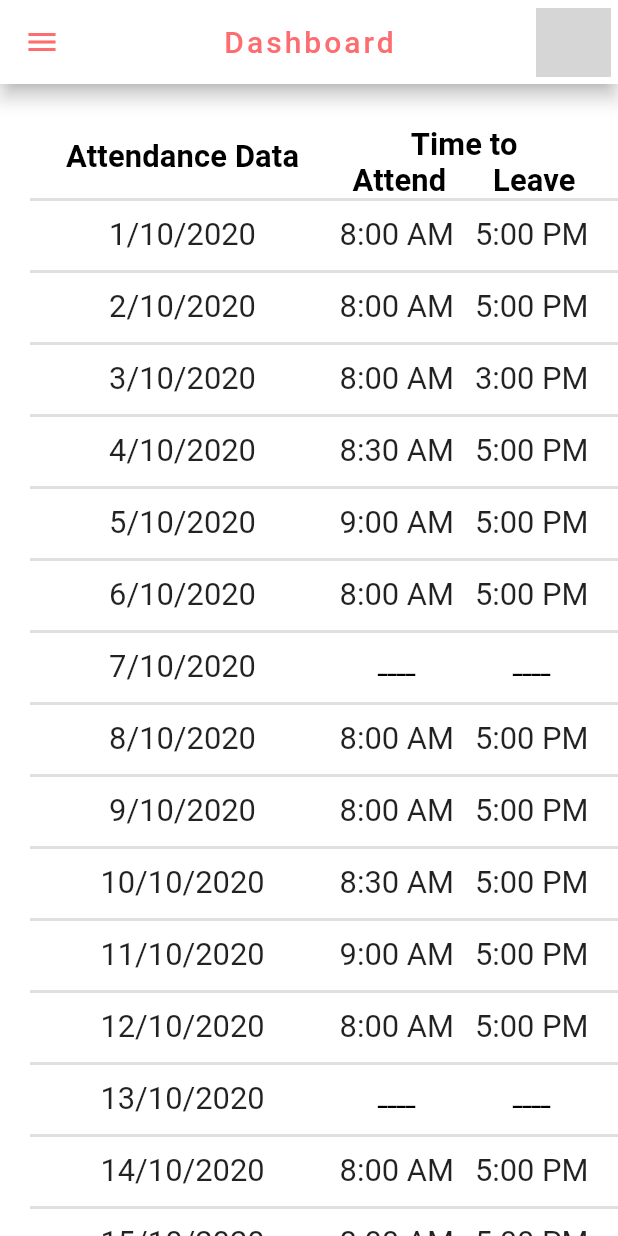
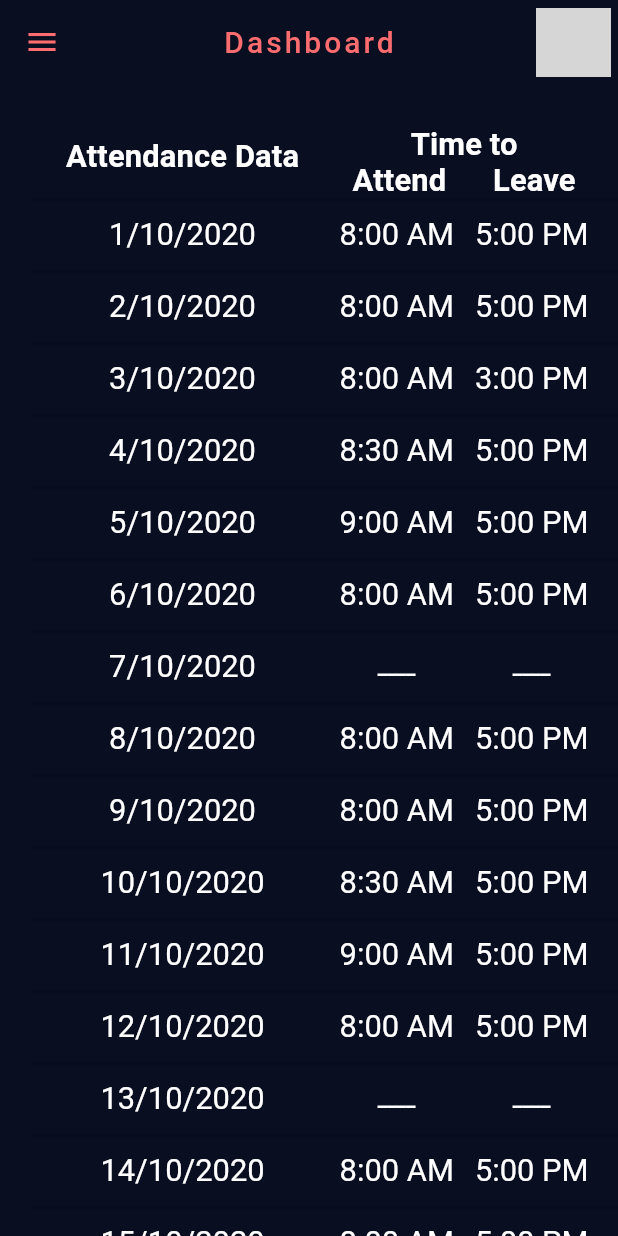
Before and after one commit to 14mohamedahmed/attendance_app, a Flutter app: the DashboardScreen screen opened by its route, on a phone screen of 412 x 824 dp. Run offline on Flutter 3.47's test engine with Material 2 defaults, Android fonts, the phone set to English and light mode, and no system bars; our stand-ins replace image_picker, shared_preferences; accounts and stored records are empty; grey boxes are pictures that could not be loaded.

```diff
--- a/lib/packages/abstract/shared_prefs_abstract.dart
+++ b/lib/packages/abstract/shared_prefs_abstract.dart
@@ -1,4 +1,5 @@
 abstract class SharedPrefsAbstract {
   void saveUserInfoPreference(String key, String pickedImage);
   Future<String> getUserInfoPreference(String key);
+  void clearInfoPreference();
 }
--- a/lib/packages/implement_plugins/shared_prefs_plugin.dart
+++ b/lib/packages/implement_plugins/shared_prefs_plugin.dart
@@ -15,4 +15,10 @@ class SharedPrefsPlugin implements SharedPrefsAbstract {
     SharedPreferences saveUserImage = await SharedPreferences.getInstance();
     saveUserImage.setString(key, pickedImage);
   }
+
+  @override
+  void clearInfoPreference() async {
+    SharedPreferences saveUserImage = await SharedPreferences.getInstance();
+    saveUserImage.clear();
+  }
 }
--- a/lib/provider/dashboard_provider.dart
+++ b/lib/provider/dashboard_provider.dart
@@ -44,4 +44,9 @@ class DashboardProvider extends ChangeNotifier {
   Future<String> getUserInfoPreference({@required String key}) async {
     return _sharedPrefsPlugin.getUserInfoPreference(key);
   }
+
+  // clear user Information
+  Future<void> clearInfoPreference() async {
+    return _sharedPrefsPlugin.clearInfoPreference();
+  }
 }
--- a/lib/ui/dashboard/component/build_table.dart
+++ b/lib/ui/dashboard/component/build_table.dart
@@ -10,17 +10,20 @@ class BuildTable extends StatelessWidget {
   Widget build(BuildContext context) {
     AppConfig().init(context);
     final columnTextStyle = TextStyle(
+      color: Colors.white,
       fontSize: AppConfig.blockSizeVertical * 2.5,
       fontWeight: FontWeight.bold,
     );
     final rowTextStyle = TextStyle(
+      color: Colors.white,
       fontSize: AppConfig.blockSizeVertical * 2.5,
     );
     final attendedTimeLeave = TextStyle(
+      color: Colors.white,
       fontSize: AppConfig.blockSizeVertical * 2.5,
     );
     final attendedCheckFalse = TextStyle(
-      color: Colors.black,
+      color: Colors.white,
       fontWeight: FontWeight.bold,
     );
     return NotificationListener<OverscrollIndicatorNotification>(
@@ -29,9 +32,11 @@ class BuildTable extends StatelessWidget {
         return null;
       },
       child: Scrollbar(
+        thickness: 1,
         child: SingleChildScrollView(
           scrollDirection: Axis.horizontal,
           child: Scrollbar(
+            thickness: 1,
             child: SingleChildScrollView(
               child: Padding(
                 padding: EdgeInsets.all(20.0),
--- a/lib/ui/dashboard/dashboard_screen.dart
+++ b/lib/ui/dashboard/dashboard_screen.dart
@@ -30,10 +30,9 @@ class _DashboardScreenState extends State<DashboardScreen> {
       });
     });
     return Scaffold(
-      backgroundColor: Colors.white,
       appBar: AppBar(
-        backgroundColor: Colors.white,
-        elevation: 5,
+        backgroundColor: Color(0xFF0A0E21),
+        elevation: 0,
         title: Text(
           'Dashboard',
           style: TextStyle(color: Color(0xFFFD6C6E), letterSpacing: 2),
```
Also changed, not shown: lib/ui/dashboard/component/build_drawer.dart (+9 -4 lines).
